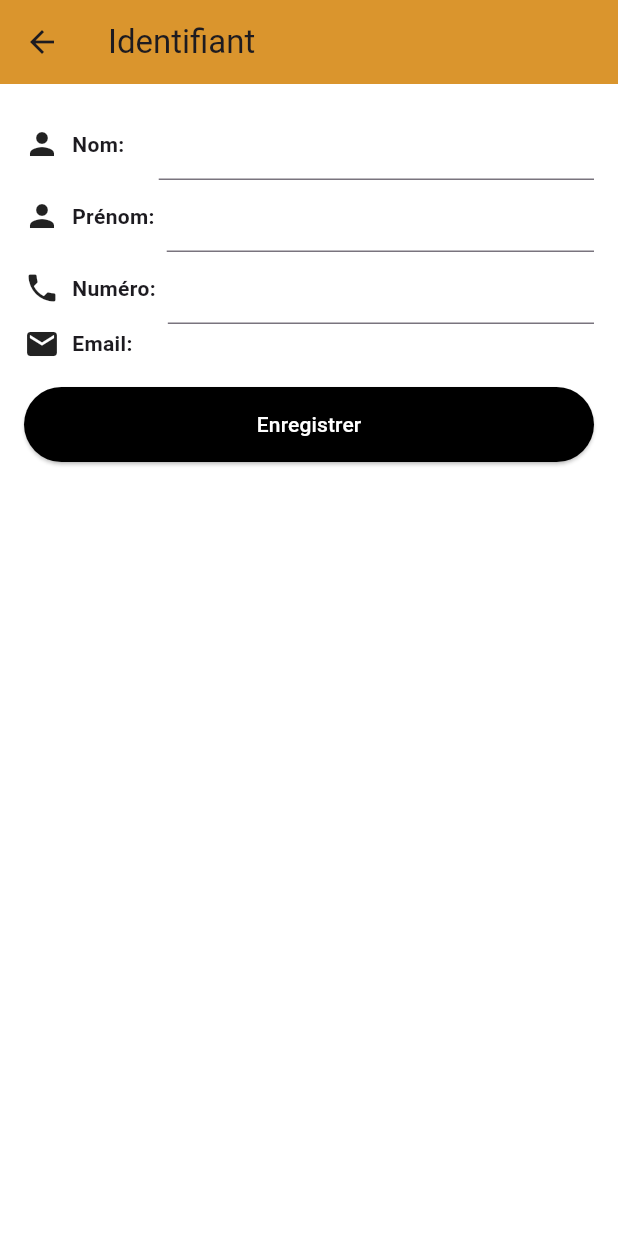
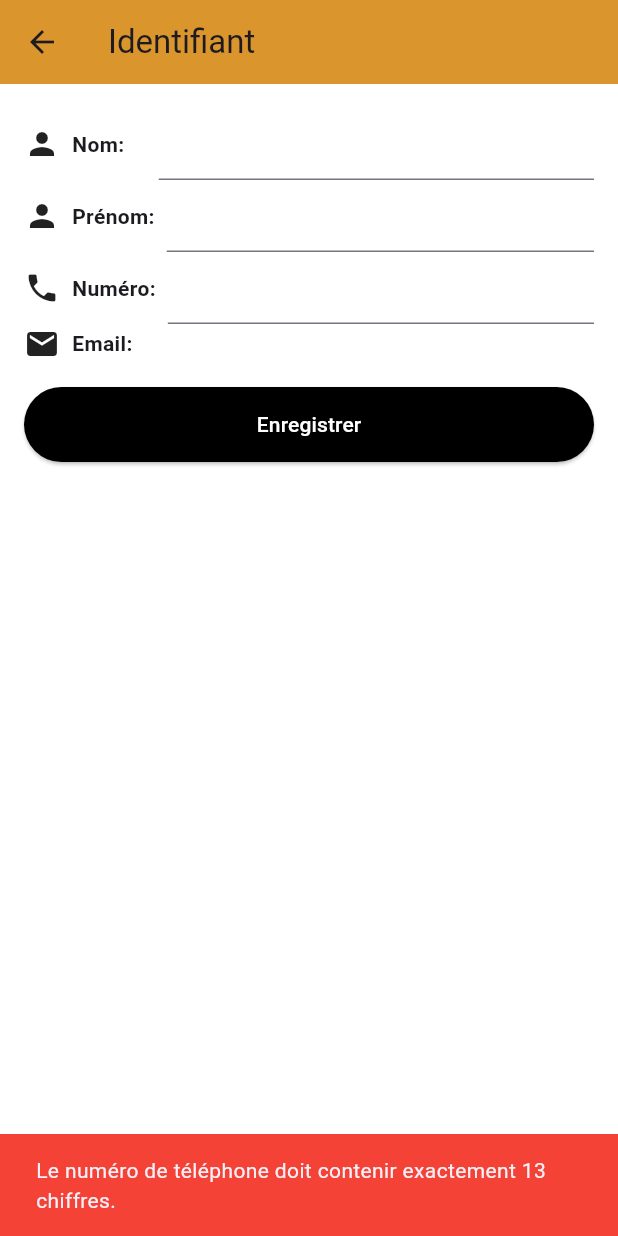
Before and after one commit to Dalel1akremi/flutterProject, a Flutter app: the ProfileDetailsPage screen opened directly, after a tap on "Enregistrer", on a phone screen of 412 x 824 dp. Run offline on Flutter 3.47's test engine with Material 3 defaults, Android fonts, the phone set to English and light mode, and no system bars; our stand-ins replace flutter_svg, google_sign_in, shared_preferences; missing offline and left inert: bcrypt; accounts and stored records are empty; network calls fail.

Commit message:
Update `Identifiant` page  with new text field input formatter and validation for telephone; handle exceptions during HTTP request

```diff
--- a/FLUTTER/lib/pages/aboutUser/identifiant.dart
+++ b/FLUTTER/lib/pages/aboutUser/identifiant.dart
@@ -5,9 +5,8 @@ import 'package:demo/pages/aboutRestaurant/RestaurantList.dart';
 import 'package:demo/pages/global.dart';
 import 'package:flutter/foundation.dart';
 import 'package:flutter/material.dart';
+import 'package:flutter/services.dart';
 import 'package:http/http.dart' as http;
-import 'package:provider/provider.dart';
-import 'package:demo/pages/aboutUser/auth_provider.dart';
 import 'package:shared_preferences/shared_preferences.dart';
 
 class ProfileDetailsPage extends StatefulWidget {
@@ -111,18 +110,31 @@ Future<bool> saveNameToStorage(String name) async {
   final SharedPreferences prefs = await SharedPreferences.getInstance();
   final String token = prefs.getString('token') ?? '';
   final String userId = prefs.getString('userId') ?? '';
+  // Récupérer les données mises à jour depuis les contrôleurs
+  final String nom = nomController.text;
+  final String prenom = prenomController.text;
+  final String telephone = numeroController.text;
+
+  if (telephone.length != 13) {
+    ScaffoldMessenger.of(context).showSnackBar(
+      const SnackBar(
+        content: Text('Le numéro de téléphone doit contenir exactement 13 chiffres.'),
+        backgroundColor: Colors.red,
+      ),
+    );
+    return;
+  }
 
   final Map<String, dynamic> updatedData = {
-      'nom': nomController.text,
-      'prenom': prenomController.text,
-      'telephone': numeroController.text,
+    'nom': nom,
+    'prenom': prenom,
+    'telephone': telephone,
   };
 
   try {
     String myIp = Global.myIp;
 
     final response = await http.put(
-
       Uri.parse('http://$myIp:3000/updateUser?email=$_email'),
       body: jsonEncode(updatedData),
       headers: {
@@ -133,16 +145,17 @@ Future<bool> saveNameToStorage(String name) async {
 
     if (response.statusCode == 200) {
       await getUserData();
+
       final bool savedSuccessfully = await saveTokenToStorage(
         token,
         userId,
         _email,
-          nomController.text,
-          numeroController.text,
+        nom,
+        telephone,
       );
 
       if (savedSuccessfully) {
-    final bool nameSaved = await saveNameToStorage(nomController.text);
+        final bool nameSaved = await saveNameToStorage(nom);
         if (!nameSaved) {
           if (kDebugMode) {
             print('Failed to save name to local storage.');
@@ -153,11 +166,11 @@ Future<bool> saveNameToStorage(String name) async {
           print('Data not saved.');
         }
       }
+
       panier.origine = 'profil';
       Navigator.push(
         context,
         MaterialPageRoute(builder: (context) => const RestaurantScreen(index: 2,)),
-
       );
     } else {
       if (kDebugMode) {
@@ -170,8 +183,6 @@ Future<bool> saveNameToStorage(String name) async {
       print('Context: $context');
       print('Token: $token');
       print('UserId: $userId');
-        print(
-            'AuthProvider: ${Provider.of<AuthProvider>(context, listen: false)}');
       print(' during HTTP request: $error');
     }
   }
@@ -238,6 +249,11 @@ Future<bool> saveNameToStorage(String name) async {
       child: TextField(
         controller: numeroController,
         decoration: const InputDecoration(),
+        keyboardType: TextInputType.number,
+        inputFormatters: [
+          FilteringTextInputFormatter.digitsOnly,
+          LengthLimitingTextInputFormatter(13)
+        ],
       ),
     ),
               ],
```
Lines whose indentation alone changed are shown as unchanged.
